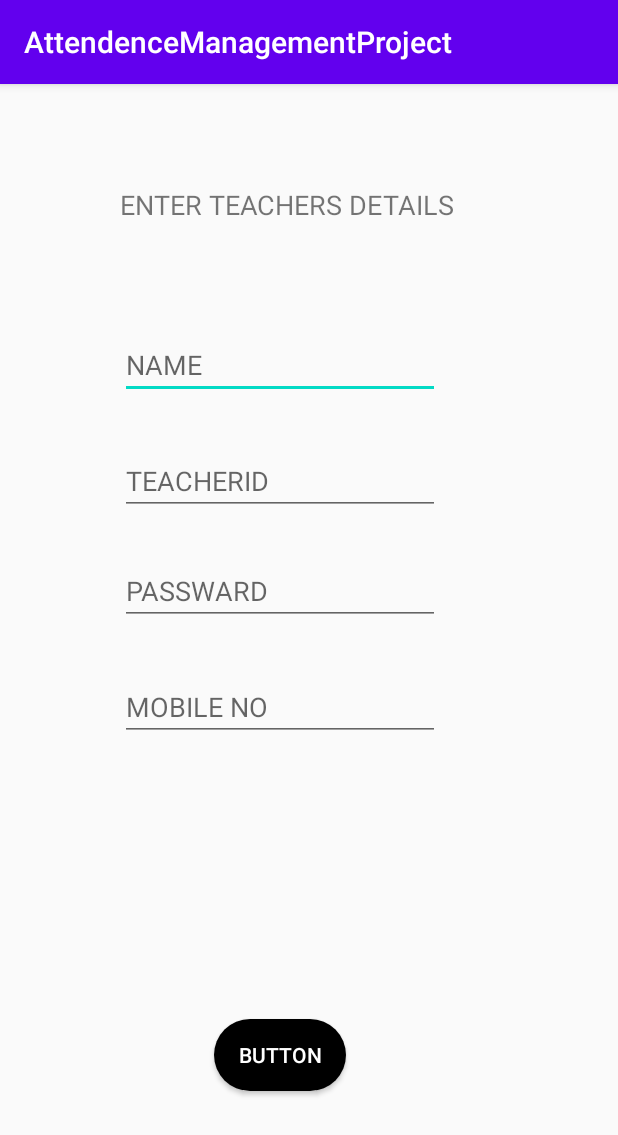
After one commit to aman246149/attendence-management-system, an Android app: the TeacherDEtailsBYadmin screen opened directly, with no data from a screen before it, on a phone screen of 412 x 824 dp. The commit adds this screen. Shown: the top 1135 px of the screen. Run offline under Robolectric (Android 15) with nearby library versions, the phone set to English and light mode, and no system bars; Roboto replaces fonts that are not available here.

Commit message:
add admin panel ui and now admin can enter or add teachers

```diff
--- a/app/src/main/AndroidManifest.xml
+++ b/app/src/main/AndroidManifest.xml
@@ -9,7 +9,8 @@
         android:roundIcon="@mipmap/ic_launcher_round"
         android:supportsRtl="true"
         android:theme="@style/AppTheme">
-        <activity android:name=".StudentAttendenceView"></activity>
+        <activity android:name=".TeacherDEtailsBYadmin"></activity>
+        <activity android:name=".StudentAttendenceView" />
         <activity android:name=".TeacherAttendenceRegister" />
         <activity android:name=".AdminActivity" />
         <activity android:name=".StudentActivity" />
--- a/app/src/main/java/com/example/attendencemanagementproject/AdminActivity.java
+++ b/app/src/main/java/com/example/attendencemanagementproject/AdminActivity.java
@@ -2,13 +2,66 @@ package com.example.attendencemanagementproject;
 
 import androidx.appcompat.app.AppCompatActivity;
 
+import android.content.Intent;
 import android.os.Bundle;
+import android.view.View;
+import android.widget.Button;
+import android.widget.EditText;
+import android.widget.Toast;
+
+import com.example.attendencemanagementproject.data.Database_Handler_Admin;
 
 public class AdminActivity extends AppCompatActivity {
+
+    private EditText AdmidId;
+    private EditText ADminPassward;
+    private Button AdminLoginBtn;
+    boolean passwardchecker;
+    boolean id_checker;
+
+    Database_Handler_Admin db=new Database_Handler_Admin(AdminActivity.this);
 
     @Override
     protected void onCreate(Bundle savedInstanceState) {
         super.onCreate(savedInstanceState);
         setContentView(R.layout.activity_admin);
+
+        AdmidId=findViewById(R.id.admin_log_in_id);
+        ADminPassward=findViewById(R.id.admin_login_passward);
+        AdminLoginBtn=findViewById(R.id.loginbuttonAdminid);
+
+        AdminLoginBtn.setOnClickListener(new View.OnClickListener() {
+            @Override
+            public void onClick(View v) {
+
+
+                String id=AdmidId.getText().toString().trim();
+                String pass=ADminPassward.getText().toString().trim();
+
+                id_checker=db.if_avilable(id);
+                if(id_checker)
+                {
+                    passwardchecker=db.check_Password(id,pass);
+
+                    if(passwardchecker)
+                    {
+                        Intent intent=new Intent(AdminActivity.this,TeacherDEtailsBYadmin.class);
+                        startActivity(intent);
+
+                    }
+                    else
+                        Toast.makeText(AdminActivity.this, "wrong password", Toast.LENGTH_SHORT).show();
+                }
+                else
+                {
+                    Toast.makeText(AdminActivity.this, "wrong Admin id", Toast.LENGTH_SHORT).show();
+                }
+
+            }
+        });
+
+
+
+
     }
 }
--- a/app/src/main/java/com/example/attendencemanagementproject/MainActivity.java
+++ b/app/src/main/java/com/example/attendencemanagementproject/MainActivity.java
@@ -4,15 +4,10 @@ import androidx.appcompat.app.AppCompatActivity;
 
 import android.content.Intent;
 import android.os.Bundle;
-import android.util.Log;
 import android.view.View;
 import android.widget.Button;
 import android.widget.RadioButton;
 import android.widget.RadioGroup;
-
-import com.example.attendencemanagementproject.Model.Teacher_Detail;
-import com.example.attendencemanagementproject.data.DATABASE_HANDLER_Student;
-import com.example.attendencemanagementproject.data.Database_Handler_Teacher;
 
 public class MainActivity extends AppCompatActivity {
 
@@ -29,7 +24,7 @@ public class MainActivity extends AppCompatActivity {
         setContentView(R.layout.activity_main);
         continuebutton=findViewById(R.id.continueid);
         studentRad=findViewById(R.id.studentid);
-        teacherRad=findViewById(R.id.teacherid);
+        teacherRad=findViewById(R.id.adminteachernameid);
         adminRad=findViewById(R.id.adminid);
         radioGroup=findViewById(R.id.radioGroupid);
         continuebutton.setOnClickListener(new View.OnClickListener() {
--- a/app/src/main/java/com/example/attendencemanagementproject/TeacherActivity.java
+++ b/app/src/main/java/com/example/attendencemanagementproject/TeacherActivity.java
@@ -19,8 +19,7 @@ public class TeacherActivity extends AppCompatActivity {
     boolean passwardchecker;
     boolean id_checker;
 
-    Database_Handler_Teacher db=new Database_Handler_Teacher(TeacherActivity.this);
-
+Database_Handler_Teacher db=new Database_Handler_Teacher(TeacherActivity.this);
     @Override
     protected void onCreate(Bundle savedInstanceState) {
         super.onCreate(savedInstanceState);
--- /dev/null
+++ b/app/src/main/java/com/example/attendencemanagementproject/TeacherDEtailsBYadmin.java
@@ -0,0 +1,57 @@
+package com.example.attendencemanagementproject;
+
+import androidx.appcompat.app.AppCompatActivity;
+
+import android.os.Bundle;
+import android.util.Log;
+import android.view.View;
+import android.widget.Button;
+import android.widget.EditText;
+
+import com.example.attendencemanagementproject.Model.Teacher_Detail;
+import com.example.attendencemanagementproject.data.Database_Handler_Teacher;
+
+public class TeacherDEtailsBYadmin extends AppCompatActivity {
+
+    private EditText TeacheNAme;
+    private EditText TeacherPAssward;
+    private EditText TeacherPhoneNumber;
+    private EditText TeacherID;
+    private Button saveTEacherData;
+
+    Database_Handler_Teacher db=new Database_Handler_Teacher(TeacherDEtailsBYadmin.this);
+
+    @Override
+    protected void onCreate(Bundle savedInstanceState) {
+        super.onCreate(savedInstanceState);
+        setContentView(R.layout.activity_teacher_d_etails_b_yadmin);
+        TeacheNAme=findViewById(R.id.adminteachernameid);
+        TeacherPAssward=findViewById(R.id.teachernamepassward);
+        TeacherPhoneNumber=findViewById(R.id.teachernamemobileno);
+        TeacherID=findViewById(R.id.teachernameid);
+        saveTEacherData=findViewById(R.id.teachernamesavedatabase);
+
+        saveTEacherData.setOnClickListener(new View.OnClickListener() {
+            @Override
+            public void onClick(View v) {
+                String tname=TeacheNAme.getText().toString().trim();
+                String tpassward=TeacherPAssward.getText().toString().trim();
+                String tphno=TeacherPhoneNumber.getText().toString().trim();
+                int tID= Integer.parseInt(TeacherID.getText().toString().trim());
+
+                Teacher_Detail teacher_detail=new Teacher_Detail();
+
+                teacher_detail.setName(tname);
+                teacher_detail.setPassword(tpassward);
+                teacher_detail.setMobile_no(tphno);
+                teacher_detail.setTeacher_id(tID);
+
+                db.add_Teacher_detail(teacher_detail);
+
+                Log.d("databaseteacher", "onClick: " +"item saved");
+
+
+            }
+        });
+    }
+}
--- a/app/src/main/res/layout/activity_main.xml
+++ b/app/src/main/res/layout/activity_main.xml
@@ -52,7 +52,7 @@
             android:textStyle="bold" />
 
         <RadioButton
-            android:id="@+id/teacherid"
+            android:id="@+id/adminteachernameid"
             android:layout_width="match_parent"
             android:layout_height="wrap_content"
             android:text="Teacher"
--- /dev/null
+++ b/app/src/main/res/layout/activity_teacher_d_etails_b_yadmin.xml
@@ -0,0 +1,86 @@
+<?xml version="1.0" encoding="utf-8"?>
+<androidx.constraintlayout.widget.ConstraintLayout xmlns:android="http://schemas.android.com/apk/res/android"
+    xmlns:app="http://schemas.android.com/apk/res-auto"
+    xmlns:tools="http://schemas.android.com/tools"
+    android:layout_width="match_parent"
+    android:layout_height="match_parent"
+    tools:context=".TeacherDEtailsBYadmin">
+
+    <TextView
+        android:id="@+id/textView9"
+        android:layout_width="wrap_content"
+        android:layout_height="wrap_content"
+        android:layout_marginTop="68dp"
+        android:text="ENTER TEACHERS DETAILS"
+        android:textSize="18sp"
+        app:layout_constraintEnd_toEndOf="parent"
+        app:layout_constraintHorizontal_bias="0.424"
+        app:layout_constraintStart_toStartOf="parent"
+        app:layout_constraintTop_toTopOf="parent" />
+
+    <EditText
+        android:id="@+id/adminteachernameid"
+        android:layout_width="wrap_content"
+        android:layout_height="wrap_content"
+        android:layout_marginTop="72dp"
+        android:ems="10"
+        android:hint="NAME"
+        android:inputType="textPersonName"
+        app:layout_constraintEnd_toEndOf="@+id/textView9"
+        app:layout_constraintHorizontal_bias="0.027"
+        app:layout_constraintStart_toStartOf="@+id/textView9"
+        app:layout_constraintTop_toBottomOf="@+id/textView9" />
+
+    <EditText
+        android:id="@+id/teachernamepassward"
+        android:layout_width="wrap_content"
+        android:layout_height="wrap_content"
+        android:layout_marginTop="28dp"
+        android:ems="10"
+        android:hint="PASSWARD"
+        android:inputType="textPersonName"
+        app:layout_constraintEnd_toEndOf="@+id/teachernameid"
+        app:layout_constraintHorizontal_bias="0.0"
+        app:layout_constraintStart_toStartOf="@+id/teachernameid"
+        app:layout_constraintTop_toBottomOf="@+id/teachernameid" />
+
+    <EditText
+        android:id="@+id/teachernameid"
+        android:layout_width="wrap_content"
+        android:layout_height="wrap_content"
+        android:layout_marginTop="32dp"
+        android:ems="10"
+        android:hint="TEACHERID"
+        android:inputType="textPersonName"
+        app:layout_constraintEnd_toEndOf="@+id/adminteachernameid"
+        app:layout_constraintHorizontal_bias="1.0"
+        app:layout_constraintStart_toStartOf="@+id/adminteachernameid"
+        app:layout_constraintTop_toBottomOf="@+id/adminteachernameid" />
+
+    <EditText
+        android:id="@+id/teachernamemobileno"
+        android:layout_width="wrap_content"
+        android:layout_height="wrap_content"
+        android:layout_marginTop="32dp"
+        android:ems="10"
+        android:hint="MOBILE NO"
+        android:inputType="textPersonName"
+        app:layout_constraintEnd_toEndOf="@+id/teachernamepassward"
+        app:layout_constraintHorizontal_bias="1.0"
+        app:layout_constraintStart_toStartOf="@+id/teachernamepassward"
+        app:layout_constraintTop_toBottomOf="@+id/teachernamepassward" />
+
+    <Button
+        android:id="@+id/teachernamesavedatabase"
+        android:layout_width="wrap_content"
+        android:layout_height="wrap_content"
+        android:background="@drawable/rounded_button"
+        android:text="Button"
+
+        android:textColor="#FFFFFF"
+        app:layout_constraintBottom_toBottomOf="parent"
+        app:layout_constraintEnd_toEndOf="@+id/teachernamemobileno"
+        app:layout_constraintStart_toStartOf="@+id/teachernamemobileno"
+        app:layout_constraintTop_toBottomOf="@+id/teachernamemobileno"
+        app:layout_constraintVertical_bias="0.657" />
+</androidx.constraintlayout.widget.ConstraintLayout>
```
Also changed, not shown: app/src/main/res/drawable-v24/adminPanel.png (added), app/src/main/res/drawable-v24/attendenceregister.png (added), app/src/main/res/drawable-v24/choose.png (added), app/src/main/res/drawable-v24/studentlogin.png (added), app/src/main/res/drawable-v24/teacherpanel.png (added).
